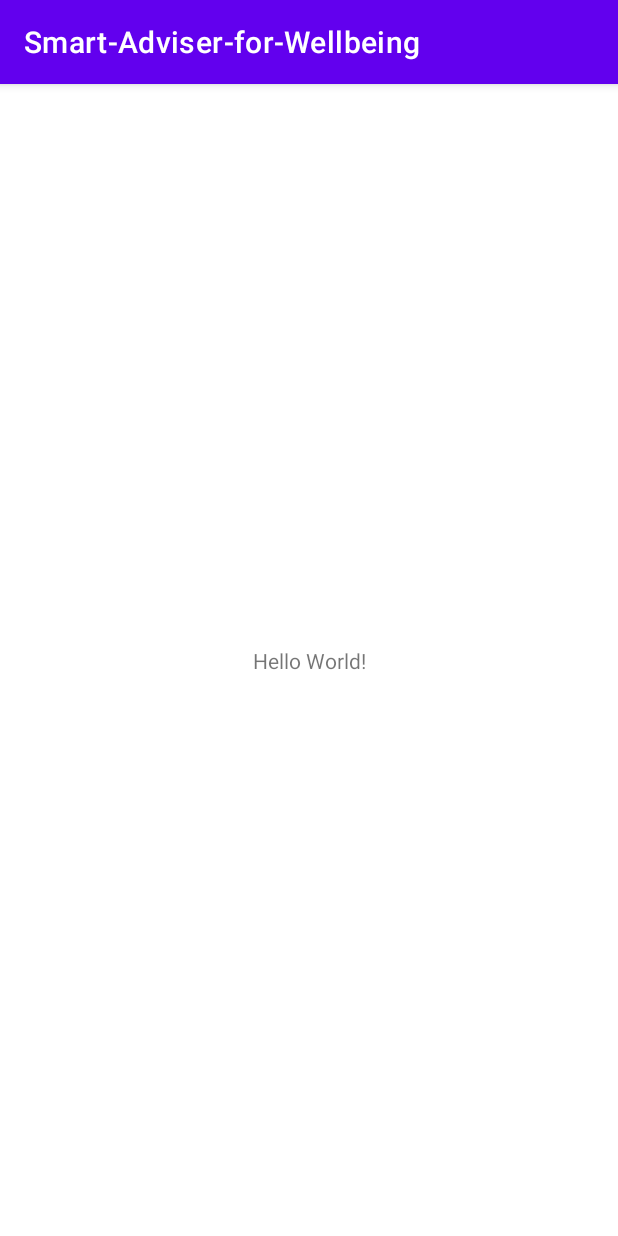
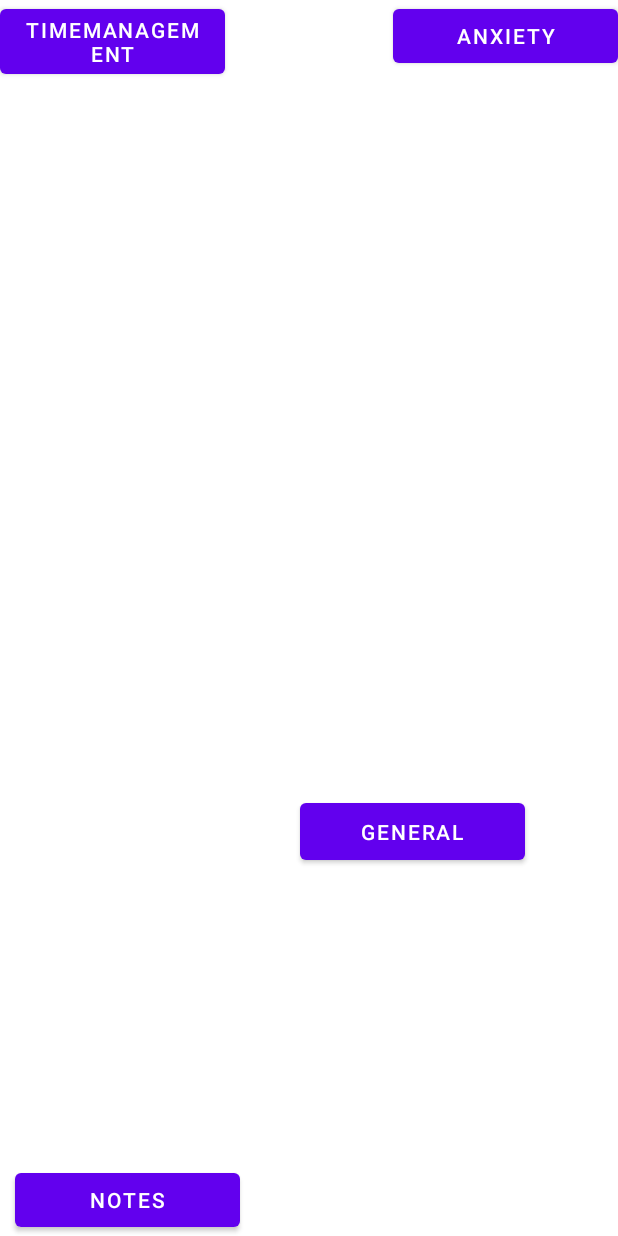
Before and after one commit to Parma139/Smart-Adviser-for-wellbeing-Applicaiton, an Android app: the screen it shows after launch (MainActivity), on a phone screen of 412 x 824 dp. Run offline under Robolectric (Android 15) with nearby library versions, the phone set to English and light mode, and no system bars.

Commit message:
New Pages and Buttons
Four pages and buttons were added: Notes, General, time management, and Anxiety to the application.

```diff
--- a/app/build.gradle
+++ b/app/build.gradle
@@ -33,6 +33,7 @@ dependencies {
     implementation 'androidx.appcompat:appcompat:1.2.0'
     implementation 'com.google.android.material:material:1.3.0'
     implementation 'androidx.constraintlayout:constraintlayout:2.0.4'
+    implementation 'androidx.legacy:legacy-support-v4:1.0.0'
     testImplementation 'junit:junit:4.+'
     androidTestImplementation 'androidx.test.ext:junit:1.1.2'
     androidTestImplementation 'androidx.test.espresso:espresso-core:3.3.0'
--- a/app/src/main/java/com/example/smart_adviser_for_wellbeing/MainActivity.java
+++ b/app/src/main/java/com/example/smart_adviser_for_wellbeing/MainActivity.java
@@ -1,14 +1,61 @@
 package com.example.smart_adviser_for_wellbeing;
 
 import androidx.appcompat.app.AppCompatActivity;
+import androidx.fragment.app.FragmentManager;
 
 import android.os.Bundle;
+import android.view.View;
+import android.widget.Button;
 
 public class MainActivity extends AppCompatActivity {
+
+    Button buttonAnxiety, buttonNotes, buttonTimeManagement, buttonGeneral;
 
     @Override
     protected void onCreate(Bundle savedInstanceState) {
         super.onCreate(savedInstanceState);
         setContentView(R.layout.activity_main);
+
+           buttonAnxiety=findViewById(R.id.Anxiety);
+           buttonNotes=findViewById(R.id.Notes);
+           buttonTimeManagement=findViewById(R.id.TimeManagement);
+           buttonGeneral=findViewById(R.id.General);
+
+           buttonAnxiety.setOnClickListener(new View.OnClickListener() {
+               @Override
+               public void onClick(View v) {
+                 FragmentManager  fm = getSupportFragmentManager();
+                 fm.beginTransaction().replace(R.id.main, new Anxiety()) .addToBackStack(null).commit();
+
+               }
+           });
+
+
+        buttonNotes.setOnClickListener(new View.OnClickListener() {
+            @Override
+            public void onClick(View v) {
+                FragmentManager  fm = getSupportFragmentManager();
+                fm.beginTransaction().replace(R.id.main, new Notes()) .addToBackStack(null).commit();
+
+            }
+          });
+
+        buttonTimeManagement.setOnClickListener(new View.OnClickListener() {
+            @Override
+            public void onClick(View v) {
+                FragmentManager  fm = getSupportFragmentManager();
+                fm.beginTransaction().replace(R.id.main, new TimeMnangement()) .addToBackStack(null).commit();
+
+            }
+           });
+
+        buttonGeneral.setOnClickListener(new View.OnClickListener() {
+            @Override
+            public void onClick(View v) {
+                FragmentManager  fm = getSupportFragmentManager();
+                fm.beginTransaction().replace(R.id.main, new General()) .addToBackStack(null).commit();
+
+            }
+            });
     }
 }
--- a/app/src/main/res/layout/activity_main.xml
+++ b/app/src/main/res/layout/activity_main.xml
@@ -1,18 +1,56 @@
 <?xml version="1.0" encoding="utf-8"?>
-<androidx.constraintlayout.widget.ConstraintLayout xmlns:android="http://schemas.android.com/apk/res/android"
+<FrameLayout xmlns:android="http://schemas.android.com/apk/res/android"
     xmlns:app="http://schemas.android.com/apk/res-auto"
     xmlns:tools="http://schemas.android.com/tools"
     android:layout_width="match_parent"
     android:layout_height="match_parent"
+    android:id="@+id/main"
     tools:context=".MainActivity">
 
-    <TextView
-        android:layout_width="wrap_content"
+    <RelativeLayout
+        android:layout_width="match_parent"
+        android:layout_height="wrap_content">
+    <Button
+        android:layout_width="150dp"
         android:layout_height="wrap_content"
-        android:text="Hello World!"
-        app:layout_constraintBottom_toBottomOf="parent"
-        app:layout_constraintLeft_toLeftOf="parent"
-        app:layout_constraintRight_toRightOf="parent"
-        app:layout_constraintTop_toTopOf="parent" />
+        android:text="Notes"
+        android:id="@+id/Notes"
+        android:layout_alignParentBottom="true"
+        android:layout_marginBottom="10dp"
+        android:layout_marginLeft="10dp"
+        />
 
-</androidx.constraintlayout.widget.ConstraintLayout>
+        <Button
+            android:layout_width="150dp"
+            android:layout_height="wrap_content"
+            android:text="Anxiety"
+            android:id="@+id/Anxiety"
+            android:layout_alignParentRight="true"
+            android:layout_marginBottom="10dp"
+            android:layout_marginLeft="10dp"
+            />
+
+        <Button
+            android:id="@+id/TimeManagement"
+            android:layout_width="150dp"
+            android:layout_height="wrap_content"
+            android:layout_alignParentLeft="true"
+            android:layout_marginLeft="0dp"
+            android:layout_marginBottom="10dp"
+            android:text="TimeManagement" />
+
+        <Button
+            android:id="@+id/General"
+            android:layout_width="150dp"
+            android:layout_height="50dp"
+            android:layout_alignParentTop="true"
+            android:layout_marginLeft="200dp"
+            android:layout_marginTop="529dp"
+            android:layout_marginBottom="10dp"
+            android:text="General" />
+
+
+
+    </RelativeLayout>
+
+</FrameLayout>
--- a/app/src/main/res/values-night/themes.xml
+++ b/app/src/main/res/values-night/themes.xml
@@ -1,6 +1,6 @@
 <resources xmlns:tools="http://schemas.android.com/tools">
     <!-- Base application theme. -->
-    <style name="Theme.SmartAdviserforWellbeing" parent="Theme.MaterialComponents.DayNight.DarkActionBar">
+    <style name="Theme.SmartAdviserforWellbeing" parent="Theme.MaterialComponents.DayNight.NoActionBar">
         <!-- Primary brand color. -->
         <item name="colorPrimary">@color/purple_200</item>
         <item name="colorPrimaryVariant">@color/purple_700</item>
--- a/app/src/main/res/values/strings.xml
+++ b/app/src/main/res/values/strings.xml
@@ -1,3 +1,6 @@
 <resources>
     <string name="app_name">Smart-Adviser-for-Wellbeing</string>
+    <!-- TODO: Remove or change this placeholder text -->
+    <string name="hello_blank_fragment">Hello blank fragment</string>
+    <string name="Notes">Notes</string>
 </resources>
--- a/app/src/main/res/values/themes.xml
+++ b/app/src/main/res/values/themes.xml
@@ -1,6 +1,6 @@
 <resources xmlns:tools="http://schemas.android.com/tools">
     <!-- Base application theme. -->
-    <style name="Theme.SmartAdviserforWellbeing" parent="Theme.MaterialComponents.DayNight.DarkActionBar">
+    <style name="Theme.SmartAdviserforWellbeing" parent="Theme.MaterialComponents.DayNight.NoActionBar">
         <!-- Primary brand color. -->
         <item name="colorPrimary">@color/purple_500</item>
         <item name="colorPrimaryVariant">@color/purple_700</item>
```
Also changed, not shown: app/src/main/java/com/example/smart_adviser_for_wellbeing/Anxiety.java (added, +64 -0 lines), app/src/main/java/com/example/smart_adviser_for_wellbeing/General.java (added, +64 -0 lines), app/src/main/java/com/example/smart_adviser_for_wellbeing/Notes.java (added, +64 -0 lines), app/src/main/java/com/example/smart_adviser_for_wellbeing/TimeMnangement.java (added, +64 -0 lines), app/src/main/res/layout/fragment_anxiety.xml (added, +17 -0 lines), app/src/main/res/layout/fragment_general.xml (added, +17 -0 lines), app/src/main/res/layout/fragment_notes.xml (added, +18 -0 lines), app/src/main/res/layout/fragment_time_mnangement.xml (added, +18 -0 lines), app/src/main/res/drawable/note.png (added).
